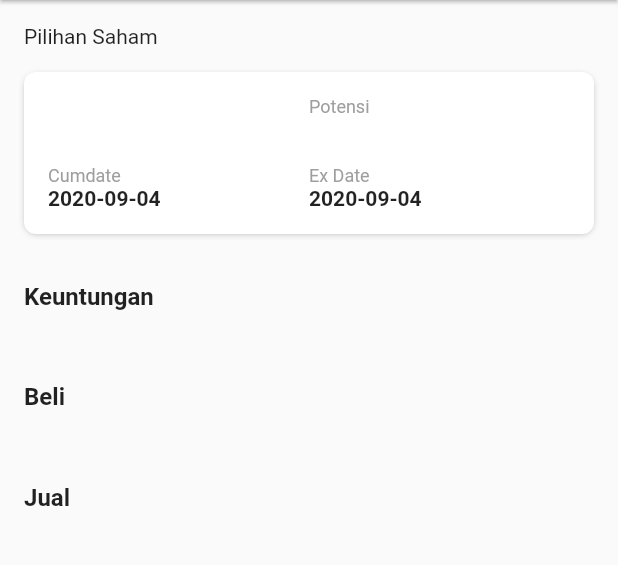
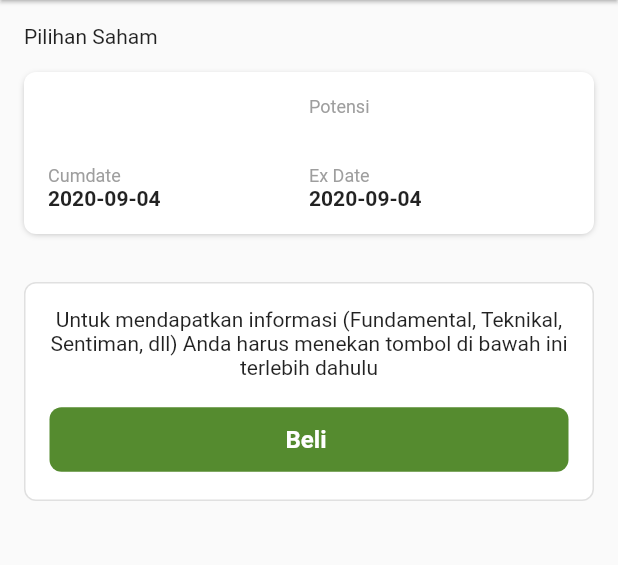
Before and after one commit to satriaadam/app_trikcuan, a Flutter app: the DividenDetail screen opened directly with empty values, on a phone screen of 412 x 824 dp, the part 84-649 px from its top. Run offline on Flutter 3.47's test engine with Material 2 defaults, Android fonts, the phone set to English and light mode, and no system bars; our stand-ins replace bloc, connectivity, curved_navigation_bar, dio, equatable, flutter_bloc and 6 more; missing offline and left inert: indonesia; accounts and stored records are empty; network calls fail; Roboto replaces fonts that are missing (Poppins).

Commit message:
beli dividen

```diff
--- a/lib/core/bloc/dividen/dividen_event.dart
+++ b/lib/core/bloc/dividen/dividen_event.dart
@@ -1,3 +1,4 @@
+import 'package:flutter/material.dart';
 import 'package:meta/meta.dart';
 import 'package:equatable/equatable.dart';
 
@@ -14,13 +15,26 @@ class LoadDividenToday extends DividenEvent {}
 
 class LoadDividen extends DividenEvent {}
 
-class BuyDividenToday extends DividenEvent {
-  final String type;
+class CheckDividen extends DividenEvent {
+  final String dataId;
 
-  const BuyDividenToday({
-    @required this.type
+  const CheckDividen({
+    @required this.dataId,
   });
 
   @override
-  List<Object> get props => [type];
+  List<Object> get props => [ParentDataWidget];
 }
+
+class BuyDividen extends DividenEvent {
+  final String dataId;
+  final int price;
+
+  const BuyDividen({
+    this.dataId,
+    this.price,
+  });
+
+  @override
+  List<Object> get props => [dataId, price];
+}
--- a/lib/core/bloc/dividen/dividen_state.dart
+++ b/lib/core/bloc/dividen/dividen_state.dart
@@ -11,6 +11,10 @@ abstract class DividenState extends Equatable {
 class DividenUninitialized extends DividenState {}
 
 class DividenLoading extends DividenState {}
+
+class BuyDividenSuccess extends DividenState {}
+
+class DividenAvailable extends DividenState {}
 
 class DividensLoaded extends DividenState {
   final List<DividenModel> data;
--- a/lib/core/model/dividen_model.dart
+++ b/lib/core/model/dividen_model.dart
@@ -6,6 +6,7 @@ String dividenModelToMap(List<DividenModel> data) => json.encode(List<dynamic>.f
 
 class DividenModel {
     DividenModel({
+        this.id,
         this.kodeSaham,
         this.potensi,
         this.cumdate,
@@ -16,6 +17,7 @@ class DividenModel {
         this.price,
     });
 
+    int id;
     String kodeSaham;
     String potensi;
     DateTime cumdate;
@@ -26,6 +28,7 @@ class DividenModel {
     int price;
 
     factory DividenModel.fromMap(Map<String, dynamic> json) => DividenModel(
+        id: json["id"],
         kodeSaham: json["kode_saham"],
         potensi: json["potensi"],
         cumdate: DateTime.parse(json["cumdate"]),
@@ -37,6 +40,7 @@ class DividenModel {
     );
 
     Map<String, dynamic> toMap() => {
+        "id": id,
         "kode_saham": kodeSaham,
         "potensi": potensi,
         "cumdate": cumdate.toIso8601String(),
--- a/lib/pages/dividen_detail.dart
+++ b/lib/pages/dividen_detail.dart
@@ -1,8 +1,15 @@
 import 'package:flutter/material.dart';
+import 'package:flutter_bloc/flutter_bloc.dart';
+import 'package:indonesia/indonesia.dart';
 import 'package:intl/intl.dart';
+import 'package:shimmer/shimmer.dart';
+import 'package:trikcuan_app/core/bloc/dividen/dividen_bloc.dart';
+import 'package:trikcuan_app/core/bloc/dividen/dividen_event.dart';
+import 'package:trikcuan_app/core/bloc/dividen/dividen_state.dart';
 import 'package:trikcuan_app/core/model/dividen_model.dart';
 import 'package:trikcuan_app/utilities/app_consts.dart';
 import 'package:trikcuan_app/widget/box.dart';
+import 'package:trikcuan_app/widget/button.dart';
 import 'package:trikcuan_app/widget/text.dart';
 
 class DividenDetail extends StatefulWidget {
@@ -21,9 +28,45 @@ class _DividenDetailState extends State<DividenDetail> {
 
   DateFormat formatDate = DateFormat('yyyy-MM-dd');
 
+  final bloc = DividenBloc();
+  bool isLoading = true;
+  bool isOwn = false;
+  bool isLoadingBuy = false;
+
+  @override
+  void initState() {
+    bloc.add(CheckDividen(
+      dataId: widget.dividen.id.toString()
+    ));
+    super.initState();
+  }
+
   @override
   Widget build(BuildContext context) {
-    return Scaffold(
+    return BlocListener(
+      cubit: bloc,
+      listener: (context, state) {
+        if(state is BuyDividenSuccess) {
+          setState(() {
+            isLoading = false;
+            isLoadingBuy = false;
+            isOwn = true;
+          });
+        } else if(state is DividenAvailable) {
+          setState(() {
+            isLoading = false;
+            isLoadingBuy = false;
+            isOwn = true;
+          });
+        } else if(state is DividenFailure) {
+          setState(() {
+            isLoading = false;
+            isLoadingBuy = false;
+            isOwn = false;
+          });
+        }
+      },
+      child: Scaffold(
         appBar: AppBar(
           title: Text("DIVIDEN")
         ),
@@ -102,6 +145,11 @@ class _DividenDetailState extends State<DividenDetail> {
               ),
             ),
             SizedBox(height: 32),
+            isLoading ? shimmerData(context) : Container(),
+            !isLoading && isOwn ? ListView(
+              shrinkWrap: true,
+              physics: ClampingScrollPhysics(),
+              children: [
                 SubtitleText("Keuntungan"),
                 SizedBox(height: 8),
                 Text(widget.dividen.keterangan),
@@ -113,8 +161,62 @@ class _DividenDetailState extends State<DividenDetail> {
                 SubtitleText("Jual"),
                 SizedBox(height: 8),
                 Text(widget.dividen.jual),
+              ]
+            ) : Container(),
+            !isOwn && !isLoading ? Container(
+              child: Box(
+                padding: 16,
+                borderRadius: 8,
+                borderColor: Colors.grey[300],
+                child: ListView(
+                  shrinkWrap: true,
+                  physics: ClampingScrollPhysics(),
+                  children: [
+                    Text(
+                      "Untuk mendapatkan informasi (Fundamental, Teknikal, Sentiman, dll) Anda harus menekan tombol di bawah ini terlebih dahulu",
+                      textAlign: TextAlign.center
+                    ),
+                    SizedBox(height: 16),
+                    RaisedButtonPrimary(
+                      isLoading: isLoadingBuy,
+                      onPressed: isLoadingBuy ? null : () {
+                        setState(() {
+                          isLoadingBuy = true;
+                          bloc.add(BuyDividen(
+                            dataId: widget.dividen.id.toString(),
+                            price: widget.dividen.price
+                          ));
+                        });
+                      },
+                      text: "Beli ${rupiah(widget.dividen.price)}",
+                    )
                   ],
+                ),
+              ),
+            ) : Container()
+          ],
+        ),
       ),
     );
   }
+
+  Shimmer shimmerData(BuildContext context) {
+    return Shimmer.fromColors(
+      baseColor: Colors.grey[300],
+      highlightColor: Colors.grey[100],
+      child: Padding(
+        padding: EdgeInsets.all(16.0),
+        child: Column(
+          children: [
+            Box(
+              width: MediaQuery.of(context).size.width,
+              height: 8,
+              borderRadius: 8
+            ),
+          ],
+        ),
+      ),
+    );
   }
+
+}
--- a/lib/pages/recomendation_detail.dart
+++ b/lib/pages/recomendation_detail.dart
@@ -1,6 +1,7 @@
 import 'package:flutter/material.dart';
 import 'package:flutter_bloc/flutter_bloc.dart';
 import 'package:indonesia/indonesia.dart';
+import 'package:intl/intl.dart';
 import 'package:shimmer/shimmer.dart';
 import 'package:trikcuan_app/core/bloc/recomendation/recomendation_bloc.dart';
 import 'package:trikcuan_app/core/bloc/recomendation/recomendation_event.dart';
@@ -27,6 +28,8 @@ class RecomendationDetailpage extends StatefulWidget {
 
 class _RecomendationDetailpageState extends State<RecomendationDetailpage> {
 
+  DateFormat formatDate = DateFormat('yyyy-MM-dd');
+
   final bloc = RecomendationBloc();
   bool isLoading = true;
   bool isOwn = false;
@@ -37,7 +40,7 @@ class _RecomendationDetailpageState extends State<RecomendationDetailpage> {
     bloc.add(CheckRecomendationData(
       dataId: widget.recomendation.id.toString(),
       recomendation: widget.type,
-      date: "2020-09-05"
+      date: formatDate.format(DateTime.now())
     ));
     super.initState();
   }
```
Also changed, not shown: lib/core/api/dividen_api.dart (+18 -14 lines), lib/core/bloc/dividen/dividen_bloc.dart (+22 -0 lines). Lines whose indentation alone changed are shown as unchanged.
